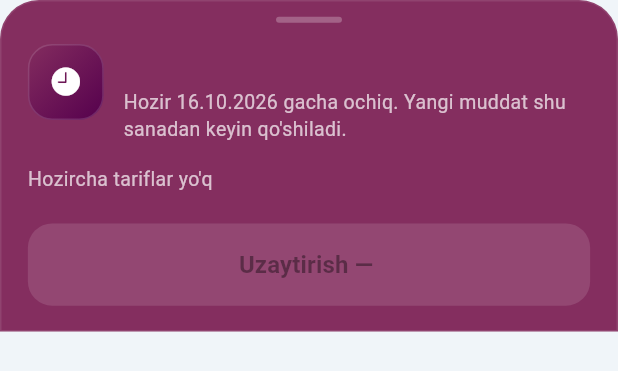
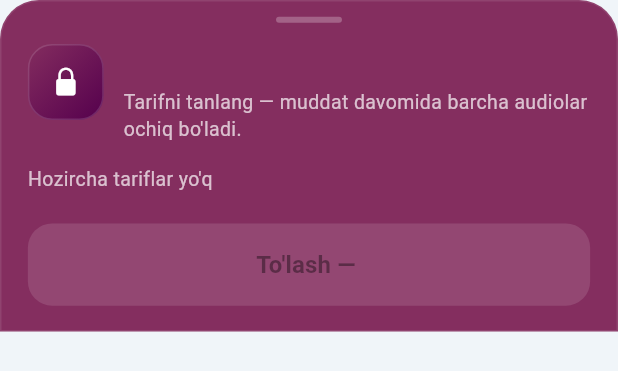
Before and after one commit to abubbakr0904/bonoos, a Flutter app: the _CategoryPurchaseSheet widget shown alone on an empty page, opened directly with empty values, on a phone screen of 412 x 824 dp. Shown: the top 371 px of the screen. Run offline on Flutter 3.47's test engine with Material 3 defaults, Android fonts, the phone set to English and light mode, and no system bars; our stand-ins replace animate_do, cached_network_image, connectivity_plus, dartz, device_info_plus, dio and 26 more; missing offline and left inert: alarm; accounts and stored records are empty; network calls fail; statements that could not run were skipped.

Commit message:
to'plamlar: foydalanuvchi uzaytirishi olib tashlandi
Ochiq to'plam muddatini mijoz o'zi uzaytirmaydi — operatorga murojaat
qiladi, operator admin paneldan uzaytiradi. Ochiq to'plamda faqat
"N kun qoldi" / "Umrbod"; muddat tugagach to'plam yopiladi va qayta
sotib olinadi.

Co-Authored-By: Claude Opus 5.5 <noreply@anthropic.com>

```diff
--- a/lib/features/playlist/domain/entity/category.dart
+++ b/lib/features/playlist/domain/entity/category.dart
@@ -90,14 +90,6 @@ class Category {
     return p == null ? '' : '${p.formattedPrice} dan';
   }
 
-  /// "12.11.2026" — tugash sanasi (mahalliy vaqt).
-  String? get expiresDateLabel {
-    final e = expiresAt?.toLocal();
-    if (e == null) return null;
-    String two(int n) => n.toString().padLeft(2, '0');
-    return '${two(e.day)}.${two(e.month)}.${e.year}';
-  }
-
   factory Category.fromJson(Map<String, dynamic> json) {
     final prices = (json['prices'] as List?)
             ?.whereType<Map>()
--- a/lib/features/playlist/widget/category_purchase_sheet.dart
+++ b/lib/features/playlist/widget/category_purchase_sheet.dart
@@ -11,8 +11,8 @@ import 'package:flutter/material.dart';
 import 'package:flutter_screenutil/flutter_screenutil.dart';
 import 'package:url_launcher/url_launcher.dart';
 
-/// Pullik to‘plamni ochish yoki muddatini uzaytirish oynasi (tarif tanlanadi).
-/// `true` — to‘lov bajarildi (ro‘yxatni qayta yuklash kerak).
+/// Yopiq pullik to‘plamni ochish oynasi (tarif tanlanadi). Ochiq to‘plam muddatini foydalanuvchi
+/// uzaytirmaydi — buni operator admin paneldan qiladi. `true` — to‘lov bajarildi (ro‘yxatni qayta yuklash kerak).
 Future<bool> showCategoryPurchaseSheet(BuildContext context, Category category) async {
   if (hideExternalPayments()) {
     ScaffoldMessenger.of(context).showSnackBar(
@@ -46,9 +46,6 @@ class _CategoryPurchaseSheetState extends State<_CategoryPurchaseSheet>
   String? _error;
   int? _paymentId;
   late CategoryPrice? _selected = widget.category.prices.isEmpty ? null : widget.category.prices.first;
-
-  /// To‘plam ochiq — sotib olish muddatni uzaytiradi.
-  bool get _isRenewal => widget.category.unlocked;
 
   /// Oylik narxi eng arzon (va 30 kunlikdan arzonroq) tarif — "Tejamkor" belgisi.
   CategoryPrice? get _bestValue {
@@ -193,11 +190,7 @@ class _CategoryPurchaseSheetState extends State<_CategoryPurchaseSheet>
                   border: Border.all(color: Colors.white.withValues(alpha: 0.14)),
                 ),
                 child: Center(
-                  child: Icon(
-                    _isRenewal ? CupertinoIcons.clock_fill : CupertinoIcons.lock_fill,
-                    color: Colors.white,
-                    size: 22,
-                  ),
+                  child: Icon(CupertinoIcons.lock_fill, color: Colors.white, size: 22),
                 ),
               ),
               SizedBox(width: 12.w),
@@ -213,9 +206,7 @@ class _CategoryPurchaseSheetState extends State<_CategoryPurchaseSheet>
                     ),
                     SizedBox(height: 4.h),
                     Text(
-                      _isRenewal
-                          ? "Hozir ${category.expiresDateLabel ?? ''} gacha ochiq. Yangi muddat shu sanadan keyin qo'shiladi."
-                          : "Tarifni tanlang — muddat davomida barcha audiolar ochiq bo'ladi.",
+                      "Tarifni tanlang — muddat davomida barcha audiolar ochiq bo'ladi.",
                       style: AppTextStyles.body13w4.copyWith(
                         color: Colors.white.withValues(alpha: 0.70),
                         height: 1.35,
@@ -315,7 +306,7 @@ class _CategoryPurchaseSheetState extends State<_CategoryPurchaseSheet>
                   : Text(
                       waiting
                           ? "To'lovni tekshirish"
-                          : "${_isRenewal ? 'Uzaytirish' : "To'lash"} — ${_selected?.formattedPrice ?? ''}",
+                          : "To'lash — ${_selected?.formattedPrice ?? ''}",
                       style: AppTextStyles.body16w7,
                     ),
             ),
```
Also changed, not shown: lib/features/playlist/collections_screen.dart (+10 -43 lines).
